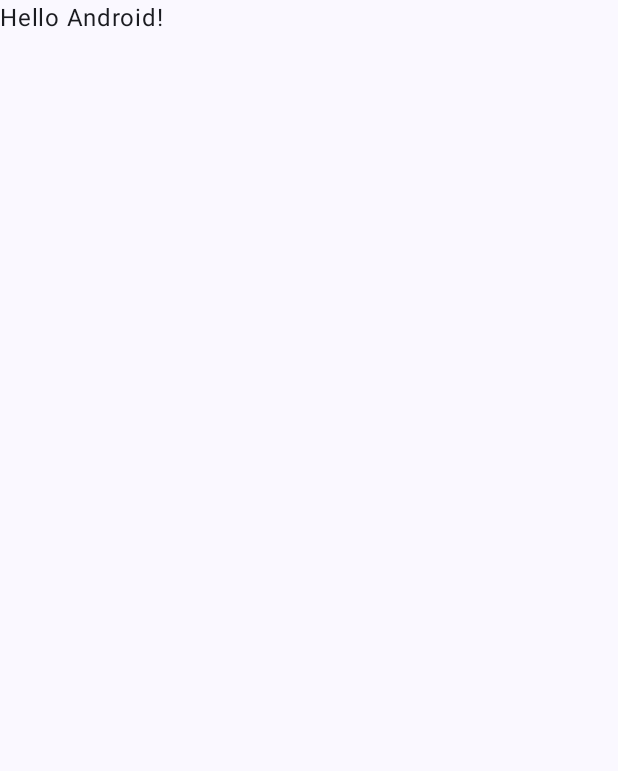
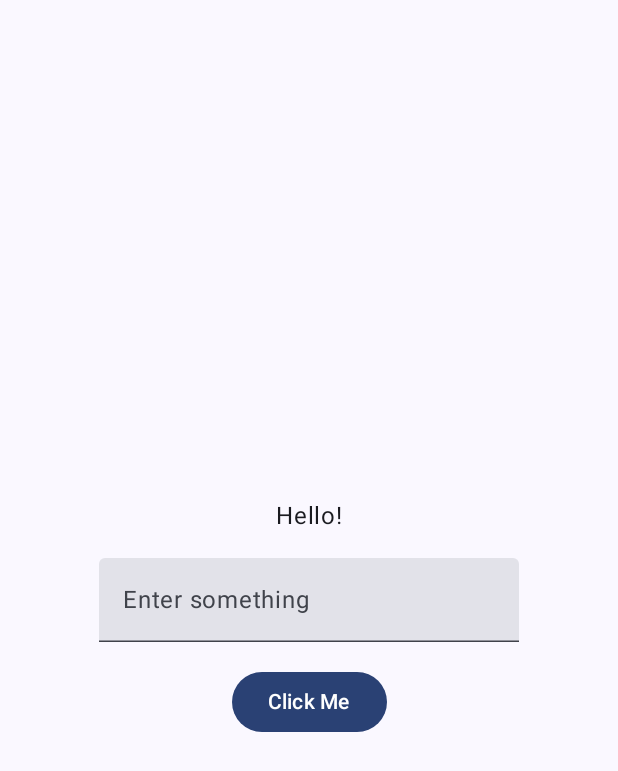
Before and after one commit to jaymart7/Todo, an Android app built with Jetpack Compose: the screen it shows after launch (MainActivity), on a phone screen of 412 x 824 dp. Before the commit the part shown is almost empty. Shown: the top 771 px of the screen. Run offline under Robolectric (Android 15) with nearby library versions, the phone set to English and light mode, and no system bars.

Commit message:
First lesson

```diff
--- a/app/src/main/java/ph/mart/todo/MainActivity.kt
+++ b/app/src/main/java/ph/mart/todo/MainActivity.kt
@@ -4,13 +4,25 @@ import android.os.Bundle
 import androidx.activity.ComponentActivity
 import androidx.activity.compose.setContent
 import androidx.activity.enableEdgeToEdge
+import androidx.compose.foundation.layout.Arrangement
+import androidx.compose.foundation.layout.Column
 import androidx.compose.foundation.layout.fillMaxSize
 import androidx.compose.foundation.layout.padding
+import androidx.compose.material3.AlertDialog
+import androidx.compose.material3.Button
 import androidx.compose.material3.Scaffold
 import androidx.compose.material3.Text
+import androidx.compose.material3.TextButton
+import androidx.compose.material3.TextField
 import androidx.compose.runtime.Composable
+import androidx.compose.runtime.getValue
+import androidx.compose.runtime.mutableStateOf
+import androidx.compose.runtime.remember
+import androidx.compose.runtime.setValue
+import androidx.compose.ui.Alignment
 import androidx.compose.ui.Modifier
 import androidx.compose.ui.tooling.preview.Preview
+import androidx.compose.ui.unit.dp
 import ph.mart.todo.ui.theme.TodoTheme
 
 class MainActivity : ComponentActivity() {
@@ -20,8 +32,7 @@ class MainActivity : ComponentActivity() {
         setContent {
             TodoTheme {
                 Scaffold(modifier = Modifier.fillMaxSize()) { innerPadding ->
-                    Greeting(
-                        name = "Android",
+                    MainApp(
                         modifier = Modifier.padding(innerPadding)
                     )
                 }
@@ -31,10 +42,59 @@ class MainActivity : ComponentActivity() {
 }
 
 @Composable
-fun Greeting(name: String, modifier: Modifier = Modifier) {
-    Text(
-        text = "Hello $name!",
-        modifier = modifier
+fun MainApp(
+    modifier: Modifier = Modifier
+) {
+    var userInput by remember { mutableStateOf("") }
+    var isDialogShown by remember { mutableStateOf(false) }
+
+    if (isDialogShown) {
+        MyCustomDialog(
+            onDismissRequest = { isDialogShown = false },
+            onConfirm = { isDialogShown = false },
+            text = userInput
+        )
+    }
+
+    Column(
+        modifier = modifier.fillMaxSize(),
+        horizontalAlignment = Alignment.CenterHorizontally,
+        verticalArrangement = Arrangement.spacedBy(16.dp, Alignment.CenterVertically)
+    ) {
+        Text("Hello!")
+
+        TextField(
+            value = userInput,
+            onValueChange = { userInput = it },
+            label = { Text("Enter something") }
+        )
+
+        Button(
+            onClick = { isDialogShown = true }
+        ) {
+            Text("Click Me")
+        }
+    }
+}
+
+@Composable
+fun MyCustomDialog(
+    onDismissRequest: () -> Unit,
+    onConfirm: () -> Unit,
+    text: String,
+    modifier: Modifier = Modifier
+) {
+    AlertDialog(
+        modifier = modifier,
+        onDismissRequest = onDismissRequest,
+        confirmButton = {
+            TextButton(onClick = onConfirm) {
+                Text("Confirm")
+            }
+        },
+        text = {
+            Text("Input: $text")
+        }
     )
 }
 
@@ -42,6 +102,10 @@ fun Greeting(name: String, modifier: Modifier = Modifier) {
 @Composable
 fun GreetingPreview() {
     TodoTheme {
-        Greeting("Android")
+        Scaffold(modifier = Modifier.fillMaxSize()) { innerPadding ->
+            MainApp(
+                modifier = Modifier.padding(innerPadding)
+            )
+        }
     }
 }
```
